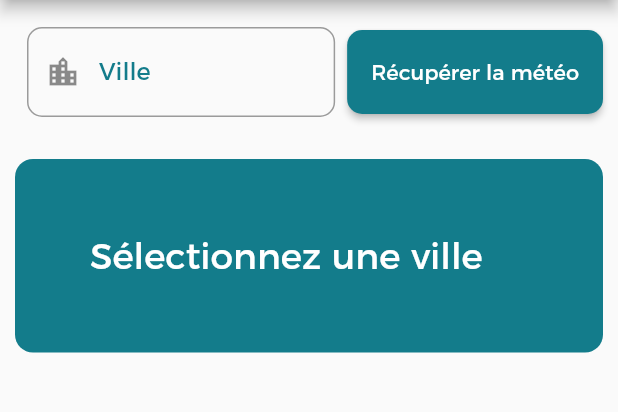
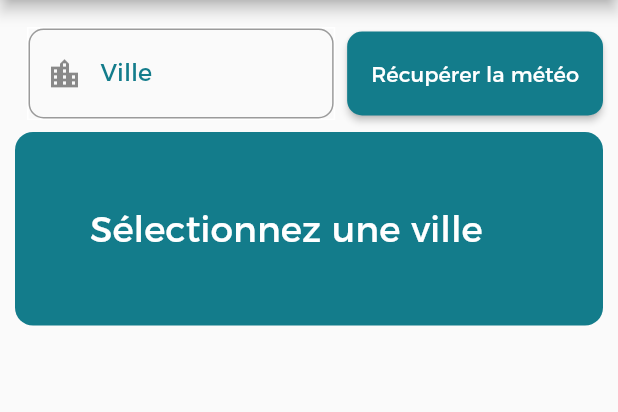
Before and after one commit to unamiatoii/weazapp, a Flutter app: the screen it shows after launch, on a phone screen of 412 x 824 dp, the part 84-496 px from its top. Run offline on Flutter 3.47's test engine with Material 2 defaults, Android fonts, the phone set to English and light mode, and no system bars; our stand-ins replace weather.

Commit message:
Some changes

```diff
--- a/lib/main.dart
+++ b/lib/main.dart
@@ -136,22 +136,26 @@ class _MyHomePageState extends State<MyHomePage> {
                     Expanded(
                       child: Padding(
                         padding: const EdgeInsets.all(8.0),
+                        child: Container(
+                            decoration: BoxDecoration(
+                                border: Border.all(
+                              color: Theme.of(context).colorScheme.onPrimary,
+                            )),
                             child: TextField(
                               focusNode: _cityFocusNode,
                               controller: _cityController,
                               decoration: InputDecoration(
                                 labelText: 'Ville',
                                 prefixIcon: const Icon(Icons.location_city),
-                              fillColor: Theme.of(context).colorScheme.primary,
-
                                 border: OutlineInputBorder(
                                   borderRadius: BorderRadius.circular(10.0),
                                 ),
-                              // Utilisez la couleur primaire du ColorScheme pour le texte entré
                                 labelStyle: TextStyle(
-                                  color: Theme.of(context).colorScheme.primary),
+                                    color:
+                                        Theme.of(context).colorScheme.primary),
                               ),
                             )),
+                      ),
                     ),
                     SizedBox(
                       height: 56.0,
@@ -190,9 +194,6 @@ class _MyHomePageState extends State<MyHomePage> {
                     weatherData: _weatherData,
                   )
                 else
-                  const SizedBox(
-                    height: 20,
-                  ),
                   Container(
                     decoration: BoxDecoration(
                       borderRadius: BorderRadius.circular(12),
```
Also changed, not shown: lib/components/weatherForecastWidget.dart (+8 -7 lines), lib/components/weatherInfoWidget.dart (+14 -17 lines). Lines whose indentation alone changed are shown as unchanged.
